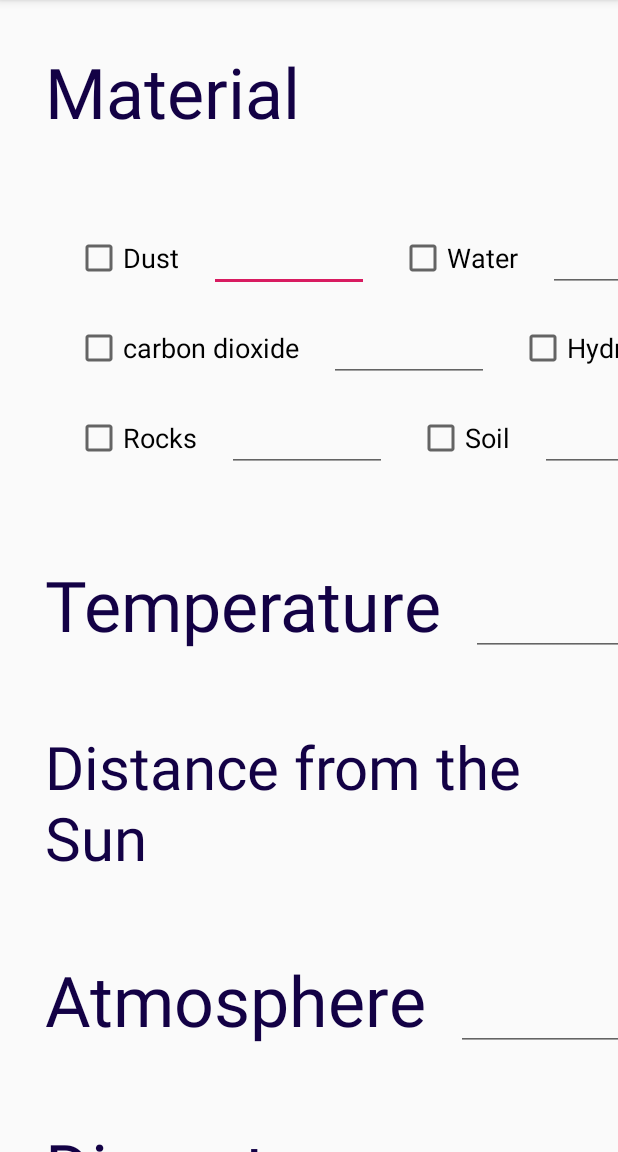
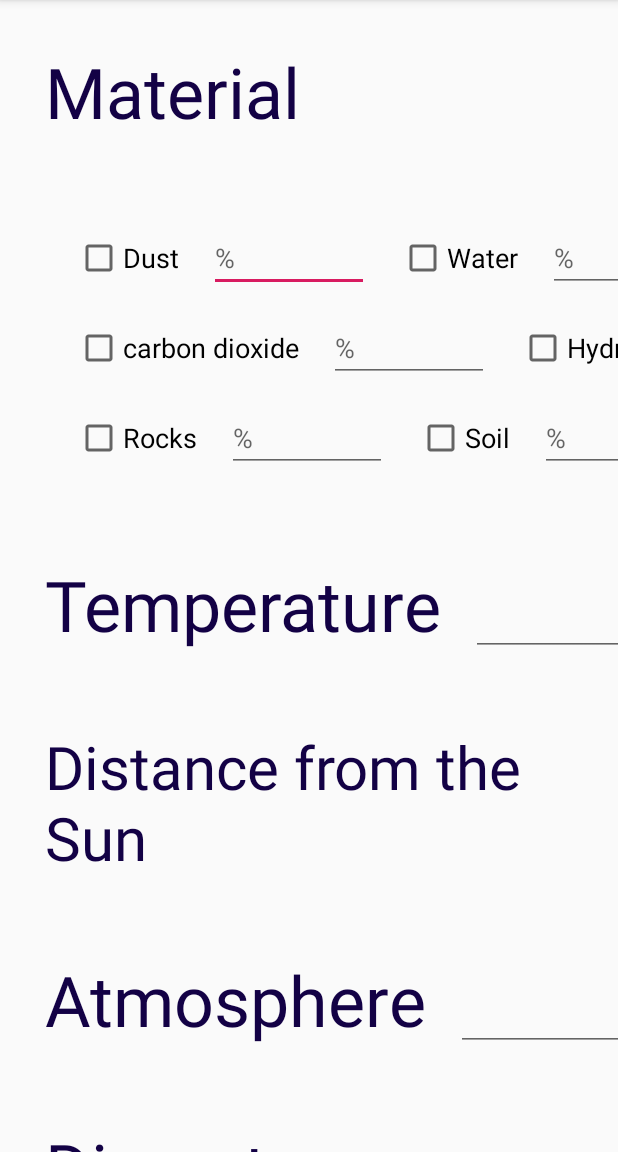
Before and after one commit to aaraashi/BuildYourPlanet, an Android app: the CreateActivity screen opened directly, with no data from a screen before it, on a phone screen of 412 x 824 dp, the part 84-1236 px from its top. Run offline under Robolectric (Android 15) with nearby library versions, the phone set to English and light mode, and no system bars.

Commit message:
Mission commit

```diff
--- a/app/src/main/res/layout/activity_create.xml
+++ b/app/src/main/res/layout/activity_create.xml
@@ -52,10 +52,11 @@
                 android:id="@+id/et_dust"
                 android:layout_width="wrap_content"
                 android:layout_height="wrap_content"
+                android:layout_marginStart="20dp"
                 android:layout_weight="1"
                 android:ems="5"
-            android:inputType="numberDecimal"
-            android:layout_marginStart="20dp"/>
+                android:hint="%"
+                android:inputType="numberDecimal" />
 
         <CheckBox
             android:id="@+id/cb_surface_water"
@@ -71,10 +72,11 @@
                 android:id="@+id/et_water"
                 android:layout_width="wrap_content"
                 android:layout_height="wrap_content"
+                android:layout_marginStart="20dp"
                 android:layout_weight="1"
                 android:ems="5"
-            android:inputType="numberDecimal"
-            android:layout_marginStart="20dp"/>
+                android:hint="%"
+                android:inputType="numberDecimal" />
         </LinearLayout>
     <LinearLayout
         android:id="@+id/field_surface2"
@@ -97,10 +99,11 @@
             android:id="@+id/et_carbon"
             android:layout_width="wrap_content"
             android:layout_height="wrap_content"
+            android:layout_marginStart="20dp"
             android:layout_weight="1"
             android:ems="5"
-            android:inputType="numberDecimal"
-            android:layout_marginStart="20dp"/>
+            android:hint="%"
+            android:inputType="numberDecimal" />
 
         <CheckBox
             android:id="@+id/cb_surface_hydrogen"
@@ -116,10 +119,11 @@
             android:id="@+id/et_hydrogen"
             android:layout_width="wrap_content"
             android:layout_height="wrap_content"
+            android:layout_marginStart="20dp"
             android:layout_weight="1"
             android:ems="5"
-            android:inputType="numberDecimal"
-            android:layout_marginStart="20dp"/>
+            android:hint="%"
+            android:inputType="numberDecimal" />
 
     </LinearLayout>
         <LinearLayout
@@ -138,14 +142,16 @@
                 android:orientation="vertical"
                 android:textSize="18sp"
                 android:text="Rocks"/>
+
             <EditText
                 android:id="@+id/et_rocks"
                 android:layout_width="wrap_content"
                 android:layout_height="wrap_content"
+                android:layout_marginStart="20dp"
                 android:layout_weight="1"
                 android:ems="5"
-                android:inputType="numberDecimal"
-                android:layout_marginStart="20dp"/>
+                android:hint="%"
+                android:inputType="numberDecimal" />
 
 
             <CheckBox
@@ -162,10 +168,11 @@
                 android:id="@+id/et_soil"
                 android:layout_width="wrap_content"
                 android:layout_height="wrap_content"
+                android:layout_marginStart="20dp"
                 android:layout_weight="1"
                 android:ems="5"
-                android:inputType="numberDecimal"
-                android:layout_marginStart="20dp"/>
+                android:hint="%"
+                android:inputType="numberDecimal" />
         </LinearLayout>
         // Field 2
         <LinearLayout
```
Also changed, not shown: app/src/main/res/drawable/earth.png (added), app/src/main/res/drawable/jupiter.png (added), app/src/main/res/drawable/mars.png (added), app/src/main/res/drawable/mercury.png (added), app/src/main/res/drawable/neptune.png (added), app/src/main/res/drawable/saturn.png (added), app/src/main/res/drawable/sun.png (added), app/src/main/res/drawable/uranus.png (added), app/src/main/res/drawable/venus.png (added), 1 other file. Lines whose indentation alone changed are shown as unchanged.
